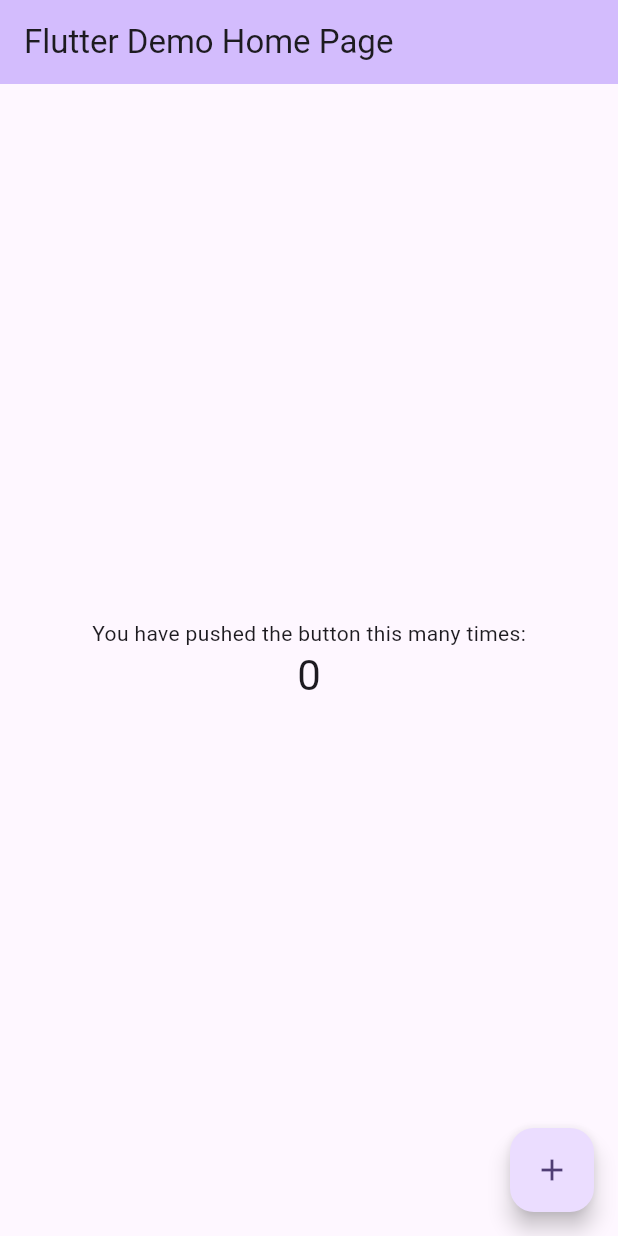
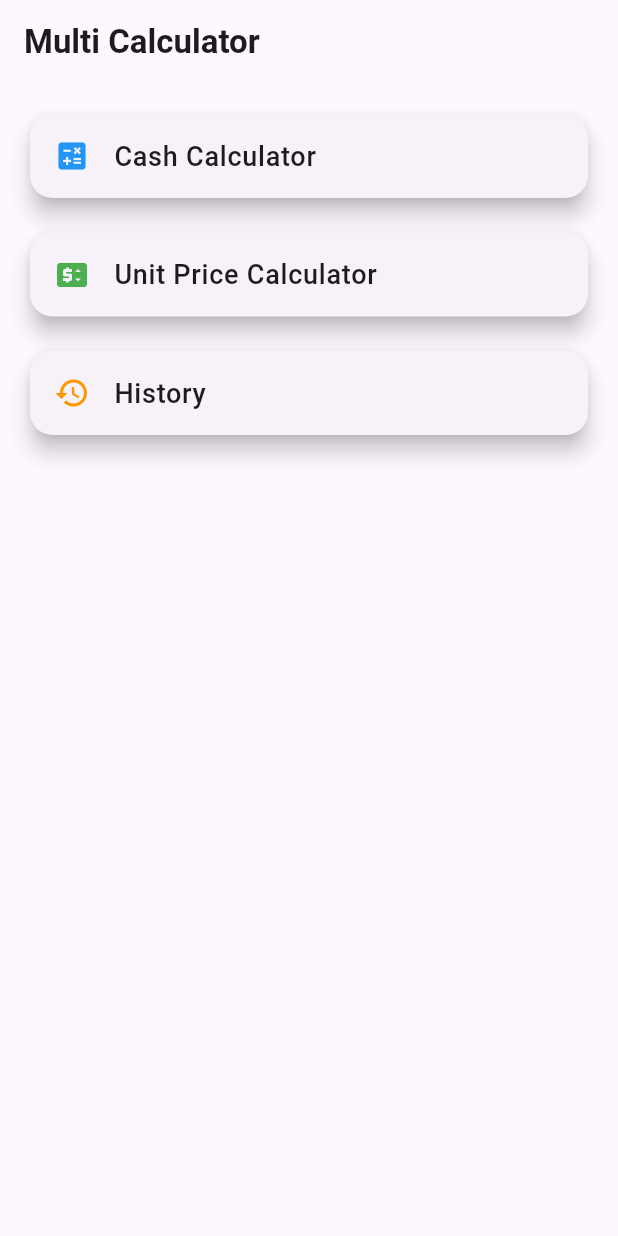
Before and after one commit to xARCELLx/internship_assignment_project, a Flutter app: the screen it shows after launch, on a phone screen of 412 x 824 dp. Run offline on Flutter 3.47's test engine with Material 3 defaults, Android fonts, the phone set to English and light mode, and no system bars; our stand-ins replace dartz, equatable, flutter_bloc, get_it, sqflite; accounts and stored records are empty.

Commit message:
final code

```diff
--- /dev/null
+++ b/lib/features/history/presentation/bloc/history_bloc.dart
@@ -0,0 +1,19 @@
+import 'package:flutter_bloc/flutter_bloc.dart';
+import 'package:multi_calculator_app/features/history/data/repositories/history_repository.dart';
+import 'history_event.dart';
+import 'history_state.dart';
+
+class HistoryBloc extends Bloc<HistoryEvent, HistoryState> {
+  final HistoryRepository historyRepository;
+
+  HistoryBloc(this.historyRepository) : super(HistoryInitial()) {
+    on<FetchHistoryEvent>((event, emit) async {
+      emit(HistoryLoading());
+      final result = await historyRepository.getAllHistory();
+      emit(result.fold(
+            (failure) => HistoryError(failure.message),
+            (success) => HistoryLoaded(success),
+      ));
+    });
+  }
+}
--- /dev/null
+++ b/lib/features/history/presentation/bloc/history_event.dart
@@ -0,0 +1,8 @@
+import 'package:equatable/equatable.dart';
+
+abstract class HistoryEvent extends Equatable {
+  @override
+  List<Object> get props => [];
+}
+
+class FetchHistoryEvent extends HistoryEvent {}
--- /dev/null
+++ b/lib/features/history/presentation/bloc/history_state.dart
@@ -0,0 +1,28 @@
+import 'package:equatable/equatable.dart';
+
+abstract class HistoryState extends Equatable {
+  @override
+  List<Object> get props => [];
+}
+
+class HistoryInitial extends HistoryState {}
+
+class HistoryLoading extends HistoryState {}
+
+class HistoryLoaded extends HistoryState {
+  final List<Map<String, dynamic>> histories;
+
+  HistoryLoaded(this.histories);
+
+  @override
+  List<Object> get props => [histories];
+}
+
+class HistoryError extends HistoryState {
+  final String message;
+
+  HistoryError(this.message);
+
+  @override
+  List<Object> get props => [message];
+}
--- /dev/null
+++ b/lib/features/unit_price_calculator/presentation/bloc/unit_price_event.dart
@@ -0,0 +1,17 @@
+import 'package:equatable/equatable.dart';
+
+abstract class UnitPriceEvent extends Equatable {
+  @override
+  List<Object> get props => [];
+}
+
+class CalculateUnitPriceEvent extends UnitPriceEvent {
+  final List<Map<String, dynamic>> items;
+
+  CalculateUnitPriceEvent(this.items);
+
+  @override
+  List<Object> get props => [items];
+}
+
+class SaveUnitPriceHistoryEvent extends UnitPriceEvent {}
--- /dev/null
+++ b/lib/features/unit_price_calculator/presentation/bloc/unit_price_state.dart
@@ -0,0 +1,29 @@
+import 'package:equatable/equatable.dart';
+import 'package:multi_calculator_app/features/unit_price_calculator/domain/entities/unit_price_result.dart';
+
+abstract class UnitPriceState extends Equatable {
+  @override
+  List<Object> get props => [];
+}
+
+class UnitPriceInitial extends UnitPriceState {}
+
+class UnitPriceCalculating extends UnitPriceState {}
+
+class UnitPriceCalculated extends UnitPriceState {
+  final UnitPriceResult result;
+
+  UnitPriceCalculated(this.result);
+
+  @override
+  List<Object> get props => [result];
+}
+
+class UnitPriceError extends UnitPriceState {
+  final String message;
+
+  UnitPriceError(this.message);
+
+  @override
+  List<Object> get props => [message];
+}
--- a/lib/injection_container.dart
+++ b/lib/injection_container.dart
@@ -8,6 +8,8 @@ import 'package:multi_calculator_app/features/unit_price_calculator/data/reposit
 import 'package:multi_calculator_app/features/unit_price_calculator/domain/repositories/unit_price_repository.dart';
 import 'package:multi_calculator_app/features/unit_price_calculator/domain/usecases/calculate_unit_price_use_case.dart';
 import 'package:multi_calculator_app/features/cash_calculator/presentation/bloc/cash_bloc.dart';
+import 'package:multi_calculator_app/features/unit_price_calculator/presentation/bloc/unit_price_bloc.dart';
+import 'package:multi_calculator_app/features/history/presentation/bloc/history_bloc.dart';
 
 final sl = GetIt.instance;
 
@@ -21,4 +23,6 @@ Future<void> init() async {
   sl.registerLazySingleton(() => CalculateCashUseCase(sl()));
   sl.registerLazySingleton(() => CalculateUnitPriceUseCase(sl()));
   sl.registerFactory(() => CashBloc(sl()));
+  sl.registerFactory(() => UnitPriceBloc(sl()));
+  sl.registerFactory(() => HistoryBloc(sl<HistoryRepository>()));
 }
--- a/lib/main.dart
+++ b/lib/main.dart
@@ -1,122 +1,86 @@
 import 'package:flutter/material.dart';
+import 'package:flutter_bloc/flutter_bloc.dart';
+import 'package:multi_calculator_app/injection_container.dart' as di;
+import 'features/cash_calculator/presentation/bloc/cash_bloc.dart';
+import 'features/unit_price_calculator/presentation/bloc/unit_price_bloc.dart';
+import 'features/history/presentation/bloc/history_bloc.dart';
+import 'features/history/presentation/bloc/history_event.dart'; // Added this import
+import 'features/cash_calculator/presentation/pages/cash_page.dart';
+import 'features/unit_price_calculator/presentation/pages/unit_price_page.dart';
+import 'features/history/presentation/pages/history_page.dart';
 
-void main() {
-  runApp(const MyApp());
+void main() async {
+  WidgetsFlutterBinding.ensureInitialized();
+  await di.init();
+  runApp(MyApp());
 }
 
 class MyApp extends StatelessWidget {
-  const MyApp({super.key});
-
-  // This widget is the root of your application.
   @override
   Widget build(BuildContext context) {
-    return MaterialApp(
-      title: 'Flutter Demo',
-      theme: ThemeData(
-        // This is the theme of your application.
-        //
-        // TRY THIS: Try running your application with "flutter run". You'll see
-        // the application has a purple toolbar. Then, without quitting the app,
-        // try changing the seedColor in the colorScheme below to Colors.green
-        // and then invoke "hot reload" (save your changes or press the "hot
-        // reload" button in a Flutter-supported IDE, or press "r" if you used
-        // the command line to start the app).
-        //
-        // Notice that the counter didn't reset back to zero; the application
-        // state is not lost during the reload. To reset the state, use hot
-        // restart instead.
-        //
-        // This works for code too, not just values: Most code changes can be
-        // tested with just a hot reload.
-        colorScheme: ColorScheme.fromSeed(seedColor: Colors.deepPurple),
+    return MultiBlocProvider(
+      providers: [
+        BlocProvider(create: (_) => di.sl<CashBloc>()),
+        BlocProvider(create: (_) => di.sl<UnitPriceBloc>()),
+        BlocProvider(create: (_) => di.sl<HistoryBloc>()..add(FetchHistoryEvent())), // Now recognized
+      ],
+      child: MaterialApp(
+        title: 'Multi Calculator',
+        theme: ThemeData(primarySwatch: Colors.blue),
+        initialRoute: '/',
+        routes: {
+          '/': (context) => HomePage(),
+          '/cash': (context) => CashPage(),
+          '/unit_price': (context) => UnitPricePage(),
+          '/history': (context) => HistoryPage(),
+        },
       ),
-      home: const MyHomePage(title: 'Flutter Demo Home Page'),
     );
   }
 }
 
-class MyHomePage extends StatefulWidget {
-  const MyHomePage({super.key, required this.title});
-
-  // This widget is the home page of your application. It is stateful, meaning
-  // that it has a State object (defined below) that contains fields that affect
-  // how it looks.
-
-  // This class is the configuration for the state. It holds the values (in this
-  // case the title) provided by the parent (in this case the App widget) and
-  // used by the build method of the State. Fields in a Widget subclass are
-  // always marked "final".
-
-  final String title;
-
-  @override
-  State<MyHomePage> createState() => _MyHomePageState();
-}
-
-class _MyHomePageState extends State<MyHomePage> {
-  int _counter = 0;
-
-  void _incrementCounter() {
-    setState(() {
-      // This call to setState tells the Flutter framework that something has
-      // changed in this State, which causes it to rerun the build method below
-      // so that the display can reflect the updated values. If we changed
-      // _counter without calling setState(), then the build method would not be
-      // called again, and so nothing would appear to happen.
-      _counter++;
-    });
-  }
-
+class HomePage extends StatelessWidget {
   @override
   Widget build(BuildContext context) {
-    // This method is rerun every time setState is called, for instance as done
-    // by the _incrementCounter method above.
-    //
-    // The Flutter framework has been optimized to make rerunning build methods
-    // fast, so that you can just rebuild anything that needs updating rather
-    // than having to individually change instances of widgets.
     return Scaffold(
-      appBar: AppBar(
-        // TRY THIS: Try changing the color here to a specific color (to
-        // Colors.amber, perhaps?) and trigger a hot reload to see the AppBar
-        // change color while the other colors stay the same.
-        backgroundColor: Theme.of(context).colorScheme.inversePrimary,
-        // Here we take the value from the MyHomePage object that was created by
-        // the App.build method, and use it to set our appbar title.
-        title: Text(widget.title),
-      ),
-      body: Center(
-        // Center is a layout widget. It takes a single child and positions it
-        // in the middle of the parent.
+      appBar: AppBar(title: Text('Multi Calculator', style: TextStyle(fontWeight: FontWeight.bold))),
+      body: Padding(
+        padding: EdgeInsets.all(16.0),
         child: Column(
-          // Column is also a layout widget. It takes a list of children and
-          // arranges them vertically. By default, it sizes itself to fit its
-          // children horizontally, and tries to be as tall as its parent.
-          //
-          // Column has various properties to control how it sizes itself and
-          // how it positions its children. Here we use mainAxisAlignment to
-          // center the children vertically; the main axis here is the vertical
-          // axis because Columns are vertical (the cross axis would be
-          // horizontal).
-          //
-          // TRY THIS: Invoke "debug painting" (choose the "Toggle Debug Paint"
-          // action in the IDE, or press "p" in the console), to see the
-          // wireframe for each widget.
-          mainAxisAlignment: MainAxisAlignment.center,
-          children: <Widget>[
-            const Text('You have pushed the button this many times:'),
-            Text(
-              '$_counter',
-              style: Theme.of(context).textTheme.headlineMedium,
+          crossAxisAlignment: CrossAxisAlignment.stretch,
+          children: [
+            Card(
+              elevation: 6,
+              shape: RoundedRectangleBorder(borderRadius: BorderRadius.circular(15)),
+              child: ListTile(
+                leading: Icon(Icons.calculate, color: Colors.blue),
+                title: Text('Cash Calculator', style: TextStyle(fontSize: 18, fontWeight: FontWeight.w500)),
+                onTap: () => Navigator.pushNamed(context, '/cash'),
+              ),
+            ),
+            SizedBox(height: 15),
+            Card(
+              elevation: 6,
+              shape: RoundedRectangleBorder(borderRadius: BorderRadius.circular(15)),
+              child: ListTile(
+                leading: Icon(Icons.price_change, color: Colors.green),
+                title: Text('Unit Price Calculator', style: TextStyle(fontSize: 18, fontWeight: FontWeight.w500)),
+                onTap: () => Navigator.pushNamed(context, '/unit_price'),
+              ),
+            ),
+            SizedBox(height: 15),
+            Card(
+              elevation: 6,
+              shape: RoundedRectangleBorder(borderRadius: BorderRadius.circular(15)),
+              child: ListTile(
+                leading: Icon(Icons.history, color: Colors.orange),
+                title: Text('History', style: TextStyle(fontSize: 18, fontWeight: FontWeight.w500)),
+                onTap: () => Navigator.pushNamed(context, '/history'),
+              ),
             ),
           ],
         ),
       ),
-      floatingActionButton: FloatingActionButton(
-        onPressed: _incrementCounter,
-        tooltip: 'Increment',
-        child: const Icon(Icons.add),
-      ), // This trailing comma makes auto-formatting nicer for build methods.
     );
   }
 }
```
Also changed, not shown: lib/features/cash_calculator/presentation/pages/cash_page.dart (added, +101 -0 lines), lib/features/history/presentation/pages/history_page.dart (added, +39 -0 lines), lib/features/unit_price_calculator/presentation/bloc/unit_price_bloc.dart (added, +32 -0 lines), lib/features/unit_price_calculator/presentation/pages/unit_price_page.dart (added, +146 -0 lines).
